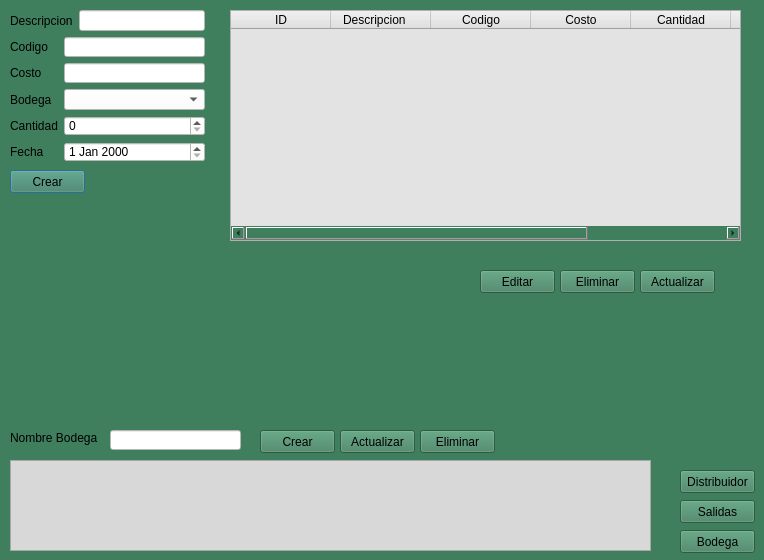
Above: Proyecto P2/UI/registro.ui from piedrachin/proyecto before the change. Below: the same form after it.
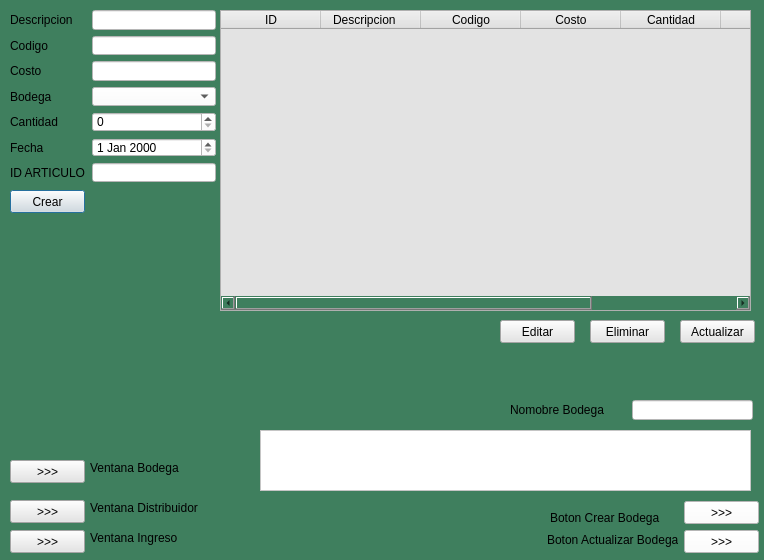
That is the form after the change.

What changed in the file:
```diff
--- a/Proyecto P2/UI/registro.ui
+++ b/Proyecto P2/UI/registro.ui
@@ -21,11 +21,14 @@
    <property name="geometry">
     <rect>
      <x>10</x>
-     <y>170</y>
+     <y>190</y>
      <width>75</width>
      <height>23</height>
     </rect>
    </property>
+   <property name="styleSheet">
+    <string notr="true">background-color: rgb(229, 229, 229);</string>
+   </property>
    <property name="text">
     <string>Crear</string>
    </property>
@@ -33,12 +36,16 @@
   <widget class="QPushButton" name="btn_refrescar">
    <property name="geometry">
     <rect>
-     <x>640</x>
-     <y>270</y>
+     <x>680</x>
+     <y>320</y>
      <width>75</width>
      <height>23</height>
     </rect>
    </property>
+   <property name="styleSheet">
+    <string notr="true">background-color: rgb(229, 229, 229);
+</string>
+   </property>
    <property name="text">
     <string>Actualizar</string>
    </property>
@@ -46,23 +53,26 @@
   <widget class="QPushButton" name="btn_crear_bodega">
    <property name="geometry">
     <rect>
-     <x>680</x>
-     <y>530</y>
+     <x>10</x>
+     <y>460</y>
      <width>75</width>
      <height>23</height>
     </rect>
    </property>
+   <property name="styleSheet">
+    <string notr="true">background-color: rgb(229, 229, 229);</string>
+   </property>
    <property name="text">
-    <string>Bodega</string>
+    <string>&gt;&gt;&gt;</string>
    </property>
   </widget>
   <widget class="QTableWidget" name="tbl_registro_articulos">
    <property name="geometry">
     <rect>
-     <x>230</x>
+     <x>220</x>
      <y>10</y>
-     <width>511</width>
-     <height>231</height>
+     <width>531</width>
+     <height>301</height>
     </rect>
    </property>
    <property name="styleSheet">
@@ -107,149 +117,106 @@
   <widget class="QPushButton" name="btn_distribuidor">
    <property name="geometry">
     <rect>
-     <x>680</x>
-     <y>470</y>
+     <x>10</x>
+     <y>500</y>
      <width>75</width>
      <height>23</height>
     </rect>
    </property>
+   <property name="styleSheet">
+    <string notr="true">background-color: rgb(229, 229, 229);</string>
+   </property>
    <property name="text">
-    <string>Distribuidor</string>
+    <string>&gt;&gt;&gt;</string>
    </property>
   </widget>
   <widget class="QPushButton" name="btn_vent_pedido">
    <property name="geometry">
     <rect>
-     <x>680</x>
-     <y>500</y>
+     <x>10</x>
+     <y>530</y>
      <width>75</width>
      <height>23</height>
     </rect>
    </property>
-   <property name="text">
-    <string>Salidas</string>
+   <property name="styleSheet">
+    <string notr="true">background-color: rgb(229, 229, 229);</string>
    </property>
-  </widget>
-  <widget class="QPushButton" name="btn_refrescar_bodega">
-   <property name="geometry">
-    <rect>
-     <x>340</x>
-     <y>430</y>
-     <width>75</width>
-     <height>23</height>
-    </rect>
-   </property>
    <property name="text">
-    <string>Actualizar</string>
+    <string>&gt;&gt;&gt;</string>
    </property>
   </widget>
   <widget class="QPushButton" name="btn_eliminar_tabla">
    <property name="geometry">
     <rect>
-     <x>560</x>
-     <y>270</y>
+     <x>590</x>
+     <y>320</y>
      <width>75</width>
      <height>23</height>
     </rect>
    </property>
+   <property name="styleSheet">
+    <string notr="true">background-color: rgb(229, 229, 229);
+</string>
+   </property>
    <property name="text">
     <string>Eliminar</string>
    </property>
   </widget>
-  <widget class="QLabel" name="label_7">
-   <property name="geometry">
-    <rect>
-     <x>10</x>
-     <y>430</y>
-     <width>91</width>
-     <height>16</height>
-    </rect>
-   </property>
-   <property name="text">
-    <string>Nombre Bodega</string>
-   </property>
-  </widget>
-  <widget class="QLineEdit" name="txt_nombre_bodega">
-   <property name="geometry">
-    <rect>
-     <x>110</x>
-     <y>430</y>
-     <width>131</width>
-     <height>20</height>
-    </rect>
-   </property>
-   <property name="styleSheet">
-    <string notr="true">background-color: rgb(255, 255, 255);</string>
-   </property>
-  </widget>
-  <widget class="QPushButton" name="btn_crear_bdg">
-   <property name="geometry">
-    <rect>
-     <x>260</x>
-     <y>430</y>
-     <width>75</width>
-     <height>23</height>
-    </rect>
-   </property>
-   <property name="text">
-    <string>Crear</string>
-   </property>
-  </widget>
-  <widget class="QTableWidget" name="tbl_bodega">
-   <property name="geometry">
-    <rect>
-     <x>10</x>
-     <y>460</y>
-     <width>641</width>
-     <height>91</height>
-    </rect>
-   </property>
-   <property name="sizePolicy">
-    <sizepolicy hsizetype="Expanding" vsizetype="Expanding">
-     <horstretch>0</horstretch>
-     <verstretch>0</verstretch>
-    </sizepolicy>
-   </property>
-   <property name="minimumSize">
-    <size>
-     <width>0</width>
-     <height>0</height>
-    </size>
-   </property>
-   <property name="layoutDirection">
-    <enum>Qt::LeftToRight</enum>
-   </property>
-   <property name="styleSheet">
-    <string notr="true">background-color: rgb(216, 216, 216);</string>
-   </property>
-   <attribute name="horizontalHeaderMinimumSectionSize">
-    <number>60</number>
-   </attribute>
-  </widget>
   <widget class="QPushButton" name="btn_editar_articull">
    <property name="geometry">
     <rect>
-     <x>480</x>
-     <y>270</y>
+     <x>500</x>
+     <y>320</y>
      <width>75</width>
      <height>23</height>
     </rect>
    </property>
+   <property name="styleSheet">
+    <string notr="true">background-color: rgb(229, 229, 229);
+</string>
+   </property>
    <property name="text">
     <string>Editar</string>
    </property>
   </widget>
-  <widget class="QPushButton" name="btn_elimar_tabla_bod">
+  <widget class="QLabel" name="label_8">
    <property name="geometry">
     <rect>
-     <x>420</x>
-     <y>430</y>
-     <width>75</width>
-     <height>23</height>
+     <x>90</x>
+     <y>500</y>
+     <width>111</width>
+     <height>16</height>
     </rect>
    </property>
    <property name="text">
-    <string>Eliminar</string>
+    <string>Ventana Distribuidor</string>
+   </property>
+  </widget>
+  <widget class="QLabel" name="label_9">
+   <property name="geometry">
+    <rect>
+     <x>90</x>
+     <y>530</y>
+     <width>111</width>
+     <height>16</height>
+    </rect>
+   </property>
+   <property name="text">
+    <string>Ventana Ingreso</string>
+   </property>
+  </widget>
+  <widget class="QLabel" name="label_10">
+   <property name="geometry">
+    <rect>
+     <x>90</x>
+     <y>460</y>
+     <width>101</width>
+     <height>16</height>
+    </rect>
+   </property>
+   <property name="text">
+    <string>Ventana Bodega</string>
    </property>
   </widget>
   <widget class="QWidget" name="layoutWidget">
@@ -257,12 +224,12 @@
     <rect>
      <x>10</x>
      <y>10</y>
-     <width>195</width>
-     <height>152</height>
+     <width>206</width>
+     <height>172</height>
     </rect>
    </property>
    <layout class="QGridLayout" name="gridLayout">
-    <item row="0" column="0" colspan="2">
+    <item row="0" column="0">
      <widget class="QLabel" name="label">
       <property name="styleSheet">
        <string notr="true">border-color: rgb(0, 170, 255);</string>
@@ -272,7 +239,7 @@
       </property>
      </widget>
     </item>
-    <item row="0" column="2">
+    <item row="0" column="1">
      <widget class="QLineEdit" name="txt_nombre">
       <property name="styleSheet">
        <string notr="true">background-color: rgb(255, 255, 255);</string>
@@ -286,7 +253,7 @@
       </property>
      </widget>
     </item>
-    <item row="1" column="1" colspan="2">
+    <item row="1" column="1">
      <widget class="QLineEdit" name="txt_codigo">
       <property name="styleSheet">
        <string notr="true">background-color: rgb(255, 255, 255);</string>
@@ -300,7 +267,7 @@
       </property>
      </widget>
     </item>
-    <item row="2" column="1" colspan="2">
+    <item row="2" column="1">
      <widget class="QLineEdit" name="txt_costo">
       <property name="styleSheet">
        <string notr="true">background-color: rgb(255, 255, 255);</string>
@@ -314,7 +281,7 @@
       </property>
      </widget>
     </item>
-    <item row="3" column="1" colspan="2">
+    <item row="3" column="1">
      <widget class="QComboBox" name="cmb_registro">
       <property name="styleSheet">
        <string notr="true">background-color: rgb(255, 255, 255);</string>
@@ -328,7 +295,7 @@
       </property>
      </widget>
     </item>
-    <item row="4" column="1" colspan="2">
+    <item row="4" column="1">
      <widget class="QSpinBox" name="spBox_cantidad">
       <property name="styleSheet">
        <string notr="true">background-color: rgb(255, 255, 255);</string>
@@ -345,15 +312,126 @@
       </property>
      </widget>
     </item>
-    <item row="5" column="1" colspan="2">
+    <item row="5" column="1">
      <widget class="QDateEdit" name="dateEdit">
       <property name="styleSheet">
        <string notr="true">background-color: rgb(255, 255, 255);</string>
       </property>
      </widget>
     </item>
+    <item row="6" column="0">
+     <widget class="QLabel" name="label_11">
+      <property name="text">
+       <string>ID ARTICULO</string>
+      </property>
+     </widget>
+    </item>
+    <item row="6" column="1">
+     <widget class="QLineEdit" name="lineEdit">
+      <property name="styleSheet">
+       <string notr="true">background-color: rgb(255, 255, 255);</string>
+      </property>
+     </widget>
+    </item>
    </layout>
   </widget>
+  <widget class="QTableWidget" name="tbl_lista_bodegas">
+   <property name="geometry">
+    <rect>
+     <x>260</x>
+     <y>430</y>
+     <width>491</width>
+     <height>61</height>
+    </rect>
+   </property>
+   <property name="styleSheet">
+    <string notr="true">background-color: rgb(255, 255, 255);</string>
+   </property>
+  </widget>
+  <widget class="QLineEdit" name="txt_nombrebodega">
+   <property name="geometry">
+    <rect>
+     <x>632</x>
+     <y>400</y>
+     <width>121</width>
+     <height>20</height>
+    </rect>
+   </property>
+   <property name="styleSheet">
+    <string notr="true">background-color: rgb(255, 255, 255);</string>
+   </property>
+  </widget>
+  <widget class="QLabel" name="label_7">
+   <property name="geometry">
+    <rect>
+     <x>510</x>
+     <y>400</y>
+     <width>101</width>
+     <height>20</height>
+    </rect>
+   </property>
+   <property name="text">
+    <string>Nomobre Bodega</string>
+   </property>
+  </widget>
+  <widget class="QLabel" name="label_12">
+   <property name="geometry">
+    <rect>
+     <x>550</x>
+     <y>510</y>
+     <width>111</width>
+     <height>16</height>
+    </rect>
+   </property>
+   <property name="text">
+    <string>Boton Crear Bodega</string>
+   </property>
+  </widget>
+  <widget class="QPushButton" name="btn_crear_bodega_2">
+   <property name="geometry">
+    <rect>
+     <x>684</x>
+     <y>501</y>
+     <width>75</width>
+     <height>23</height>
+    </rect>
+   </property>
+   <property name="styleSheet">
+    <string notr="true">background-color: rgb(255, 255, 255);</string>
+   </property>
+   <property name="text">
+    <string>&gt;&gt;&gt;</string>
+   </property>
+  </widget>
+  <widget class="QPushButton" name="btn_actualizar_bod">
+   <property name="geometry">
+    <rect>
+     <x>684</x>
+     <y>530</y>
+     <width>75</width>
+     <height>23</height>
+    </rect>
+   </property>
+   <property name="styleSheet">
+    <string notr="true">background-color: rgb(255, 255, 255);</string>
+   </property>
+   <property name="text">
+    <string>&gt;&gt;&gt;</string>
+   </property>
+  </widget>
+  <widget class="QLabel" name="label_13">
+   <property name="geometry">
+    <rect>
+     <x>547</x>
+     <y>530</y>
+     <width>131</width>
+     <height>20</height>
+    </rect>
+   </property>
+   <property name="text">
+    <string>Boton Actualizar Bodega</string>
+   </property>
+  </widget>
  </widget>
  <resources/>
  <connections/>
```
